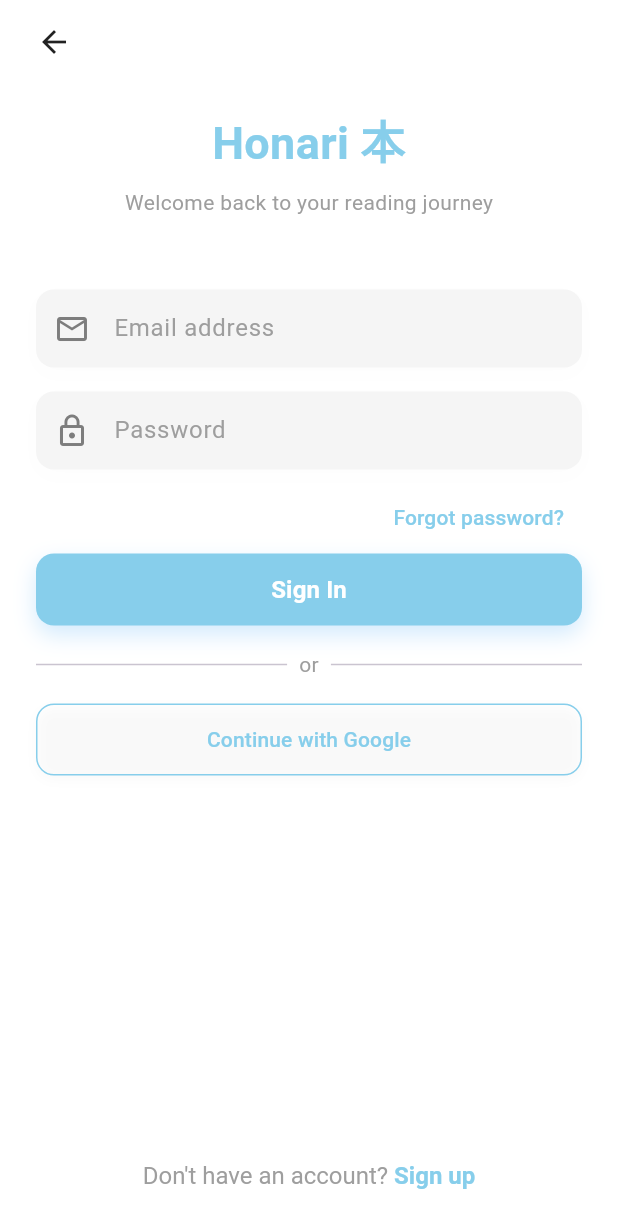
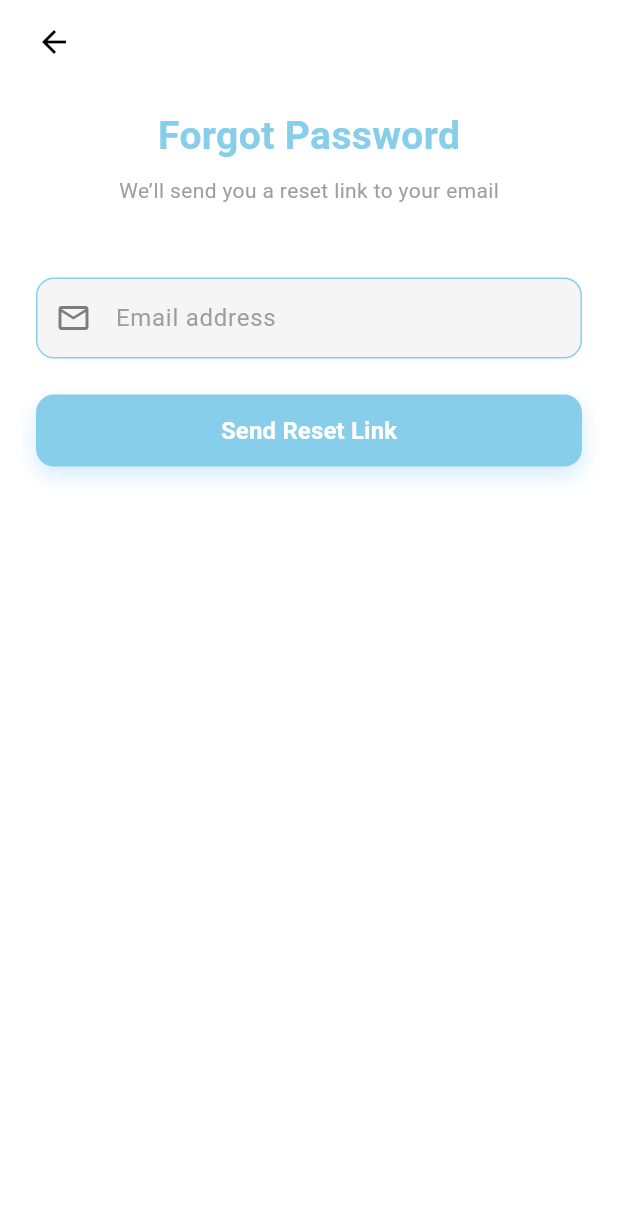
Before and after one commit to deesnutz00/honari, a Flutter app: the LoginScreen screen opened directly, after a tap on "Forgot password?", on a phone screen of 412 x 824 dp. Shown: the top 1228 px of the screen. Run offline on Flutter 3.47's test engine with Material 3 defaults, Android fonts, the light colour scheme and no system bars; our stand-ins replace shared_preferences, supabase_flutter; accounts and stored records are empty.

Commit message:
forgor password snack bar changes

```diff
--- /dev/null
+++ b/lib/screens/forgot_password.dart
@@ -0,0 +1,168 @@
+import 'package:flutter/material.dart';
+import 'package:supabase_flutter/supabase_flutter.dart';
+
+class ForgotPasswordScreen extends StatefulWidget {
+  const ForgotPasswordScreen({super.key});
+
+  @override
+  State<ForgotPasswordScreen> createState() => _ForgotPasswordScreenState();
+}
+
+class _ForgotPasswordScreenState extends State<ForgotPasswordScreen> {
+  final TextEditingController emailController = TextEditingController();
+  bool isLoading = false;
+
+  Future<void> resetPassword() async {
+    final email = emailController.text.trim();
+
+    if (email.isEmpty) {
+      _showMessage('Please enter your email.');
+      return;
+    }
+
+    setState(() => isLoading = true);
+
+    try {
+      await Supabase.instance.client.auth.resetPasswordForEmail(email);
+      _showMessage('Password reset link sent! Check your email.');
+    } catch (e) {
+      _showMessage('Error: ${e.toString()}');
+    } finally {
+      setState(() => isLoading = false);
+    }
+  }
+
+  void _showMessage(String message) {
+    ScaffoldMessenger.of(context).showSnackBar(
+      SnackBar(
+        content: Text(message),
+        backgroundColor: const Color(0xFF87CEEB),
+        behavior: SnackBarBehavior.floating,
+      ),
+    );
+  }
+
+  Widget _buildInputField({
+    required TextEditingController controller,
+    required String hintText,
+    required IconData icon,
+  }) {
+    return Container(
+      decoration: BoxDecoration(
+        color: const Color(0xFFF5F5F5),
+        borderRadius: BorderRadius.circular(12),
+        border: Border.all(color: const Color(0xFF87CEEB), width: 1),
+        boxShadow: [
+          BoxShadow(
+            color: const Color(0xFFE0E0E0).withOpacity(0.08),
+            blurRadius: 10,
+            offset: const Offset(0, 4),
+          ),
+        ],
+      ),
+      child: TextField(
+        controller: controller,
+        style: const TextStyle(color: Color(0xFF7D7D7D)),
+        decoration: InputDecoration(
+          prefixIcon: Icon(icon, color: const Color(0xFF7D7D7D)),
+          hintText: hintText,
+          hintStyle: const TextStyle(color: Color(0xFF9E9E9E)),
+          border: InputBorder.none,
+          contentPadding: const EdgeInsets.symmetric(
+            horizontal: 16,
+            vertical: 14,
+          ),
+        ),
+      ),
+    );
+  }
+
+  @override
+  Widget build(BuildContext context) {
+    return Scaffold(
+      backgroundColor: Colors.white,
+      body: SafeArea(
+        child: Padding(
+          padding: const EdgeInsets.symmetric(horizontal: 24, vertical: 16),
+          child: Column(
+            crossAxisAlignment: CrossAxisAlignment.start,
+            children: [
+              GestureDetector(
+                onTap: () => Navigator.pop(context),
+                child: const Icon(Icons.arrow_back, color: Colors.black),
+              ),
+              const SizedBox(height: 32),
+              Center(
+                child: Column(
+                  children: const [
+                    Text(
+                      'Forgot Password',
+                      style: TextStyle(
+                        fontSize: 26,
+                        fontWeight: FontWeight.bold,
+                        color: Color(0xFF87CEEB),
+                      ),
+                    ),
+                    SizedBox(height: 8),
+                    Text(
+                      'We’ll send you a reset link to your email',
+                      style: TextStyle(fontSize: 14, color: Colors.grey),
+                    ),
+                  ],
+                ),
+              ),
+              const SizedBox(height: 48),
+
+              // Email Input
+              _buildInputField(
+                controller: emailController,
+                hintText: 'Email address',
+                icon: Icons.email_outlined,
+              ),
+
+              const SizedBox(height: 24),
+
+              // Send Reset Link Button
+              Container(
+                decoration: BoxDecoration(
+                  borderRadius: BorderRadius.circular(12),
+                  boxShadow: [
+                    BoxShadow(
+                      color: Colors.blue.withOpacity(0.2),
+                      blurRadius: 12,
+                      offset: const Offset(0, 6),
+                    ),
+                  ],
+                ),
+                child: SizedBox(
+                  width: double.infinity,
+                  height: 48,
+                  child: ElevatedButton(
+                    onPressed: isLoading ? null : resetPassword,
+                    style: ElevatedButton.styleFrom(
+                      elevation: 0,
+                      backgroundColor: const Color(0xFF87CEEB),
+                      shape: RoundedRectangleBorder(
+                        borderRadius: BorderRadius.circular(12),
+                      ),
+                    ),
+                    child: isLoading
+                        ? const CircularProgressIndicator(color: Colors.white)
+                        : const Text(
+                            'Send Reset Link',
+                            style: TextStyle(
+                              fontSize: 16,
+                              fontWeight: FontWeight.bold,
+                              color: Colors.white,
+                            ),
+                          ),
+                  ),
+                ),
+              ),
+            ],
+          ),
+        ),
+      ),
+    );
+  }
+}
--- a/lib/screens/login_screen.dart
+++ b/lib/screens/login_screen.dart
@@ -2,6 +2,7 @@ import 'package:flutter/material.dart';
 import 'package:supabase_flutter/supabase_flutter.dart';
 import 'signup_screen.dart';
 import 'dashboard_screen.dart';
+import 'forgot_password.dart';
 
 class LoginScreen extends StatefulWidget {
   const LoginScreen({super.key});
@@ -17,36 +18,49 @@ class _LoginScreenState extends State<LoginScreen> {
   bool _loading = false;
 
   void _signIn() async {
+    final email = _emailController.text.trim();
+    final password = _passwordController.text;
+
+    // Show snack bar if email or password is empty
+    if (email.isEmpty || password.isEmpty) {
+      _showSnackBar("Please enter both email and password.");
+      return;
+    }
+
     setState(() => _loading = true);
     try {
-      final email = _emailController.text.trim();
-      final password = _passwordController.text;
-
       final response = await Supabase.instance.client.auth.signInWithPassword(
         email: email,
         password: password,
       );
 
       if (response.user != null) {
-        // Login success, go to Dashboard
         Navigator.pushReplacement(
           context,
           MaterialPageRoute(builder: (context) => const DashboardScreen()),
         );
       } else {
-        _showError("Invalid login credentials.");
+        _showSnackBar("Invalid login credentials.");
       }
     } catch (e) {
-      _showError(e.toString());
+      _showSnackBar(e.toString());
     } finally {
       setState(() => _loading = false);
     }
   }
 
-  void _showError(String message) {
-    ScaffoldMessenger.of(context).showSnackBar(
-      SnackBar(content: Text(message), backgroundColor: Colors.red),
+  void _showSnackBar(String message) {
+    final snackBar = SnackBar(
+      content: Text(message, style: const TextStyle(color: Colors.white)),
+      backgroundColor: const Color(0xFF87CEEB),
+      behavior: SnackBarBehavior.floating,
+      shape: RoundedRectangleBorder(borderRadius: BorderRadius.circular(12)),
+      margin: const EdgeInsets.symmetric(horizontal: 20, vertical: 10),
     );
+
+    ScaffoldMessenger.of(context)
+      ..hideCurrentSnackBar()
+      ..showSnackBar(snackBar);
   }
 
   @override
@@ -82,17 +96,13 @@ class _LoginScreenState extends State<LoginScreen> {
               ),
               const SizedBox(height: 48),
 
-              // Email TextField
               _buildInputField(
                 controller: _emailController,
                 hintText: 'Email address',
                 icon: Icons.email_outlined,
                 obscureText: false,
               ),
-
               const SizedBox(height: 16),
-
-              // Password TextField
               _buildInputField(
                 controller: _passwordController,
                 hintText: 'Password',
@@ -104,7 +114,14 @@ class _LoginScreenState extends State<LoginScreen> {
               Align(
                 alignment: Alignment.centerRight,
                 child: TextButton(
-                  onPressed: () {},
+                  onPressed: () {
+                    Navigator.push(
+                      context,
+                      MaterialPageRoute(
+                        builder: (_) => const ForgotPasswordScreen(),
+                      ),
+                    );
+                  },
                   style: TextButton.styleFrom(
                     foregroundColor: const Color(0xFF87CEEB),
                   ),
@@ -112,7 +129,6 @@ class _LoginScreenState extends State<LoginScreen> {
                 ),
               ),
 
-              // Sign In button
               Container(
                 decoration: BoxDecoration(
                   borderRadius: BorderRadius.circular(12),
```
